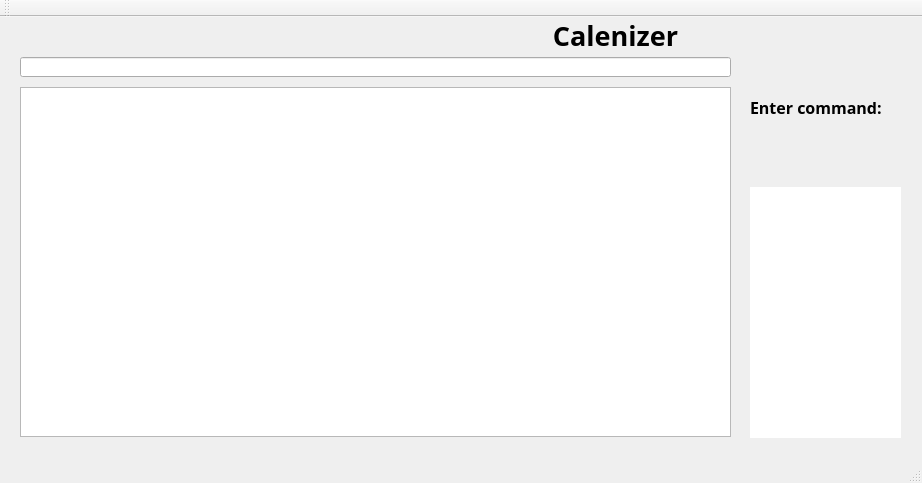
Before: the Qt Designer form CalenizerGUI/calenizergui.ui in tanshuyan/cs2103jan2014-f12-4c, drawn with Qt 5.
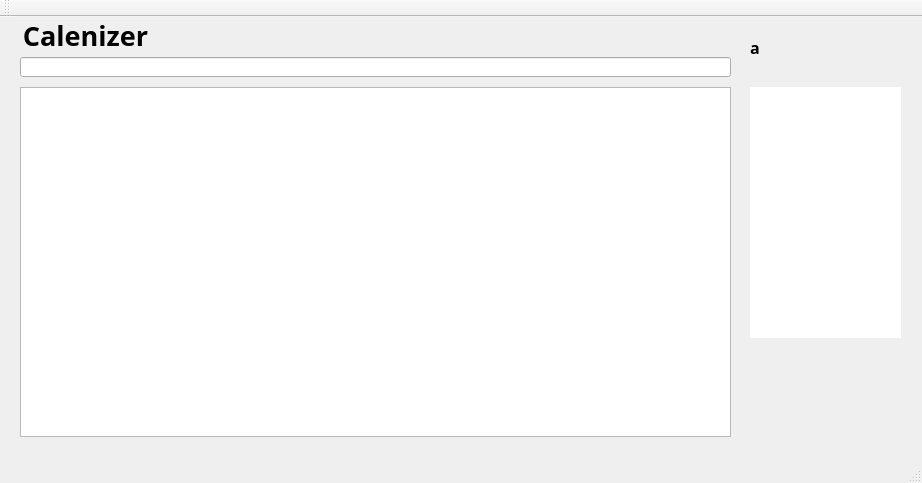
After: the same form once the commit is applied.

Commit message: V0.3 fixed bug in GUI, DisplayOutput. add stuff to unittest

What changed in the file:
```diff
--- a/CalenizerGUI/calenizergui.ui
+++ b/CalenizerGUI/calenizergui.ui
@@ -18,9 +18,9 @@
     <property name="geometry">
      <rect>
       <x>750</x>
-      <y>40</y>
+      <y>0</y>
       <width>151</width>
-      <height>101</height>
+      <height>61</height>
      </rect>
     </property>
     <property name="font">
@@ -35,7 +35,7 @@
      <enum>Qt::RightToLeft</enum>
     </property>
     <property name="text">
-     <string>Enter command:</string>
+     <string>a</string>
     </property>
    </widget>
    <widget class="QLineEdit" name="lineEdit">
@@ -57,7 +57,7 @@
     <property name="geometry">
      <rect>
       <x>750</x>
-      <y>170</y>
+      <y>70</y>
       <width>151</width>
       <height>251</height>
      </rect>
@@ -98,7 +98,7 @@
    <widget class="QLabel" name="label_2">
     <property name="geometry">
      <rect>
-      <x>550</x>
+      <x>20</x>
       <y>0</y>
       <width>131</width>
       <height>31</height>
```
Left out of the diff: 2 changed lines with no effect on the pictures. The commit also changes 7 other files.
